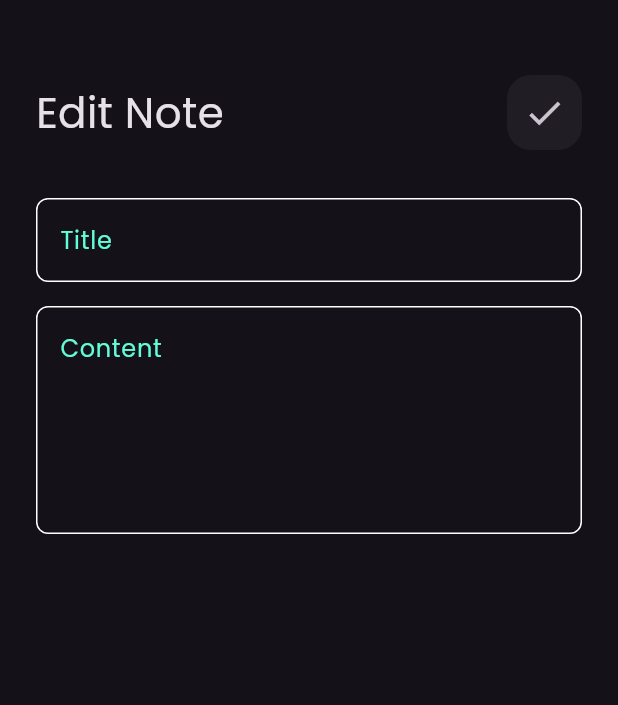
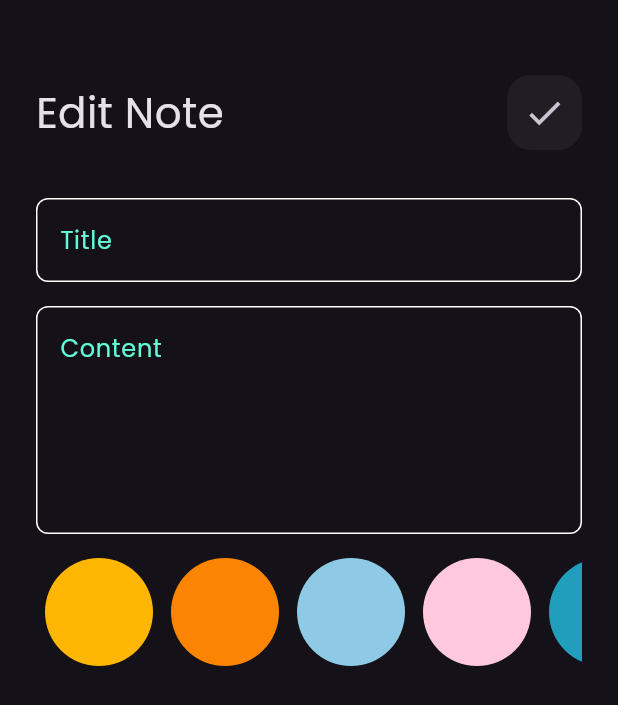
Before and after one commit to HadyAbdallah/Notes-App, a Flutter app: the EditNoteView screen opened directly with empty values, on a phone screen of 412 x 824 dp. Shown: the top 705 px of the screen. Run offline on Flutter 3.47's test engine with Material 3 defaults, Android fonts, the phone set to English and light mode, and no system bars; our stand-ins replace bloc, flutter_bloc, hive, hive_flutter; accounts and stored records are empty.

Commit message:
Create color list and add it in Edit view and add note bottom sheet

```diff
--- a/lib/Widgets/AddNoteForm.dart
+++ b/lib/Widgets/AddNoteForm.dart
@@ -1,6 +1,7 @@
 import 'package:flutter/material.dart';
 import 'package:flutter_bloc/flutter_bloc.dart';
 import 'package:notes/Models/NoteModel.dart';
+import 'package:notes/Widgets/ColorsListView.dart';
 import 'package:notes/Widgets/CustomButton.dart';
 import 'package:notes/Widgets/CustomTextField.dart';
 import 'package:notes/cubits/AddNoteCubit/add_note_cubit.dart';
@@ -47,6 +48,10 @@ class _AddNoteFormState extends State<AddNoteForm> {
           const SizedBox(
             height: 32,
           ),
+          const ColorsListView(),
+          const SizedBox(
+            height: 32,
+          ),
           BlocBuilder<AddNoteCubit, AddNoteState>(
             builder: (context, state) {
               return CustomButton(
--- /dev/null
+++ b/lib/Widgets/ColorsListView.dart
@@ -0,0 +1,63 @@
+import 'package:flutter/material.dart';
+import 'package:flutter_bloc/flutter_bloc.dart';
+import 'package:notes/constants.dart';
+import 'package:notes/cubits/AddNoteCubit/add_note_cubit.dart';
+
+class ColorItem extends StatelessWidget {
+  const ColorItem({super.key, this.isSelected = false, required this.color});
+  final bool isSelected;
+  final Color color;
+  @override
+  Widget build(BuildContext context) {
+    return isSelected
+        ? CircleAvatar(
+            radius: 36,
+            backgroundColor: Colors.white,
+            child: CircleAvatar(
+              radius: 32,
+              backgroundColor: color,
+            ),
+          )
+        : CircleAvatar(
+            radius: 36,
+            backgroundColor: color,
+          );
+  }
+}
+
+class ColorsListView extends StatefulWidget {
+  const ColorsListView({super.key});
+
+  @override
+  State<ColorsListView> createState() => _ColorsListViewState();
+}
+
+class _ColorsListViewState extends State<ColorsListView> {
+  int currentIndex = 0;
+  @override
+  Widget build(BuildContext context) {
+    return SizedBox(
+      height: 36 * 2,
+      child: ListView.builder(
+          itemCount: kcolorsList.length,
+          scrollDirection: Axis.horizontal,
+          itemBuilder: (context, index) {
+            return Padding(
+              padding: const EdgeInsets.symmetric(horizontal: 6),
+              child: GestureDetector(
+                onTap: () {
+                  currentIndex = index;
+                  BlocProvider.of<AddNoteCubit>(context).color =
+                      kcolorsList[index];
+                  setState(() {});
+                },
+                child: ColorItem(
+                  color: kcolorsList[index],
+                  isSelected: currentIndex == index,
+                ),
+              ),
+            );
+          }),
+    );
+  }
+}
--- /dev/null
+++ b/lib/Widgets/EditColorListView.dart
@@ -0,0 +1,47 @@
+import 'package:flutter/material.dart';
+import 'package:notes/Models/NoteModel.dart';
+import 'package:notes/Widgets/ColorsListView.dart';
+import 'package:notes/constants.dart';
+
+class EditColorsListView extends StatefulWidget {
+  const EditColorsListView({super.key, required this.note});
+  final NoteModel note;
+
+  @override
+  State<EditColorsListView> createState() => _EditColorsListView();
+}
+
+class _EditColorsListView extends State<EditColorsListView> {
+  late int currentIndex;
+  @override
+  void initState() {
+    currentIndex = kcolorsList.indexOf(Color(widget.note.color));
+    super.initState();
+  }
+
+  @override
+  Widget build(BuildContext context) {
+    return SizedBox(
+      height: 36 * 2,
+      child: ListView.builder(
+          itemCount: kcolorsList.length,
+          scrollDirection: Axis.horizontal,
+          itemBuilder: (context, index) {
+            return Padding(
+              padding: const EdgeInsets.symmetric(horizontal: 6),
+              child: GestureDetector(
+                onTap: () {
+                  currentIndex = index;
+                  widget.note.color = kcolorsList[index].value;
+                  setState(() {});
+                },
+                child: ColorItem(
+                  color: kcolorsList[index],
+                  isSelected: currentIndex == index,
+                ),
+              ),
+            );
+          }),
+    );
+  }
+}
--- a/lib/Widgets/EditNoteViewBody.dart
+++ b/lib/Widgets/EditNoteViewBody.dart
@@ -3,6 +3,7 @@ import 'package:flutter_bloc/flutter_bloc.dart';
 import 'package:notes/Models/NoteModel.dart';
 import 'package:notes/Widgets/CustomAppBar.dart';
 import 'package:notes/Widgets/CustomTextField.dart';
+import 'package:notes/Widgets/EditColorListView.dart';
 import 'package:notes/cubits/NotesCubit/notes_cubit.dart';
 
 class EditNoteViewBody extends StatefulWidget {
@@ -56,6 +57,10 @@ class _EditNoteViewBodyState extends State<EditNoteViewBody> {
             hint: "Content",
             maxlines: 5,
           ),
+          const SizedBox(
+            height: 16,
+          ),
+          EditColorsListView(note: widget.note),
         ],
       ),
     );
--- a/lib/constants.dart
+++ b/lib/constants.dart
@@ -2,3 +2,16 @@ import 'package:flutter/material.dart';
 
 const kPrimaryColor = Color(0xff62FCD7);
 const kNotesBox = 'notes_box';
+List<Color> kcolorsList = const [
+  Color(0xffFFB703),
+  Color(0xffFB8500),
+  Color(0xff8ECAE6),
+  Color(0xffFFC8DD),
+  Color(0xff219EBC),
+  Color(0xffCDB4DB),
+  Color(0xffc77dff),
+  Color(0xffF7E1D7),
+  Color(0xff00f5d4),
+  Color(0xffef233c),
+  Color(0xffe7ecef),
+];
--- a/lib/cubits/AddNoteCubit/add_note_cubit.dart
+++ b/lib/cubits/AddNoteCubit/add_note_cubit.dart
@@ -1,4 +1,5 @@
 import 'package:bloc/bloc.dart';
+import 'package:flutter/material.dart';
 import 'package:hive_flutter/hive_flutter.dart';
 import 'package:meta/meta.dart';
 import 'package:notes/Models/NoteModel.dart';
@@ -8,8 +9,10 @@ part 'add_note_state.dart';
 
 class AddNoteCubit extends Cubit<AddNoteState> {
   AddNoteCubit() : super(AddNoteInitial());
+  Color color = const Color(0xffFFB703);
 
   addNote(NoteModel note) async {
+    note.color = color!.value;
     emit(AddNoteLoading());
     try {
       var notesBox = Hive.box<NoteModel>(kNotesBox);
```
